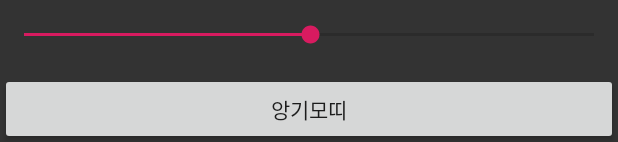
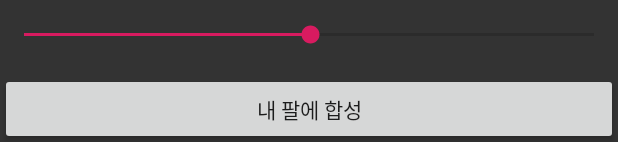
Before and after one commit to Reichidad/Team-Monday-Capstone, an Android app: the layout activity_simulation.xml on its own in the app's theme, with its tools: preview values and no code run, on a phone screen of 412 x 824 dp. Shown: the part 1091-1233 px from the top of the screen. Run offline under Robolectric (Android 15) with nearby library versions, the phone set to English and light mode, and no system bars.

Commit message:
버튼 텍스트 수정

```diff
--- a/2020CapstoneAndroid-master/app/src/main/res/layout/activity_simulation.xml
+++ b/2020CapstoneAndroid-master/app/src/main/res/layout/activity_simulation.xml
@@ -105,7 +105,7 @@
 />
 
     <Button
-            android:text="앙기모띠"
+            android:text="내 팔에 합성"
             android:layout_width="match_parent"
             android:layout_height="wrap_content"
             android:id="@+id/button"
```
